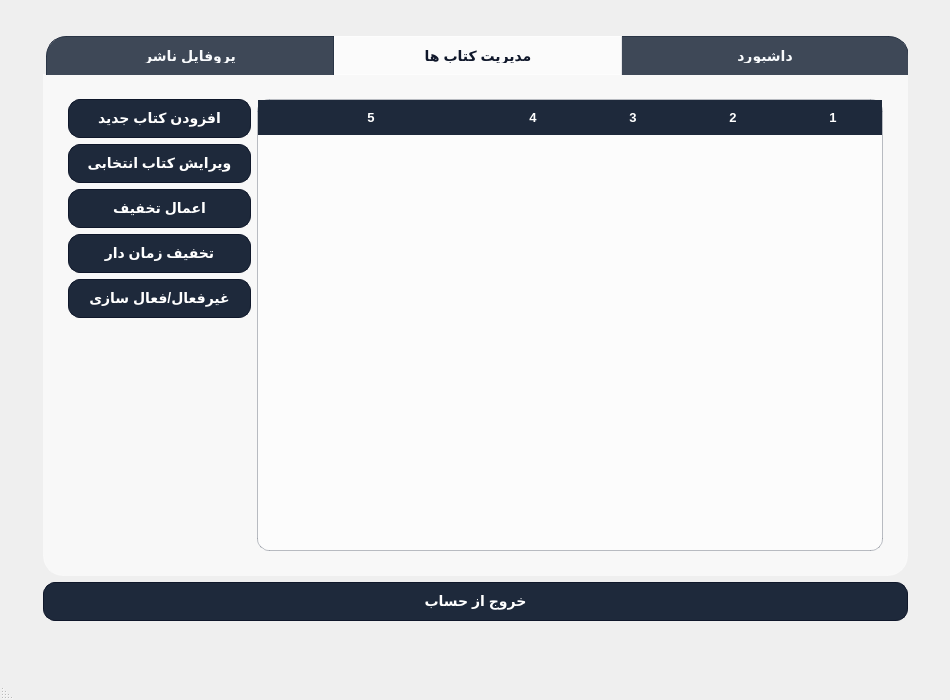
This is client/publishermainwindow.ui in afkhamis1386-afk/bookCLUB_Project as Qt 5 draws it before an edit. The edited form follows.
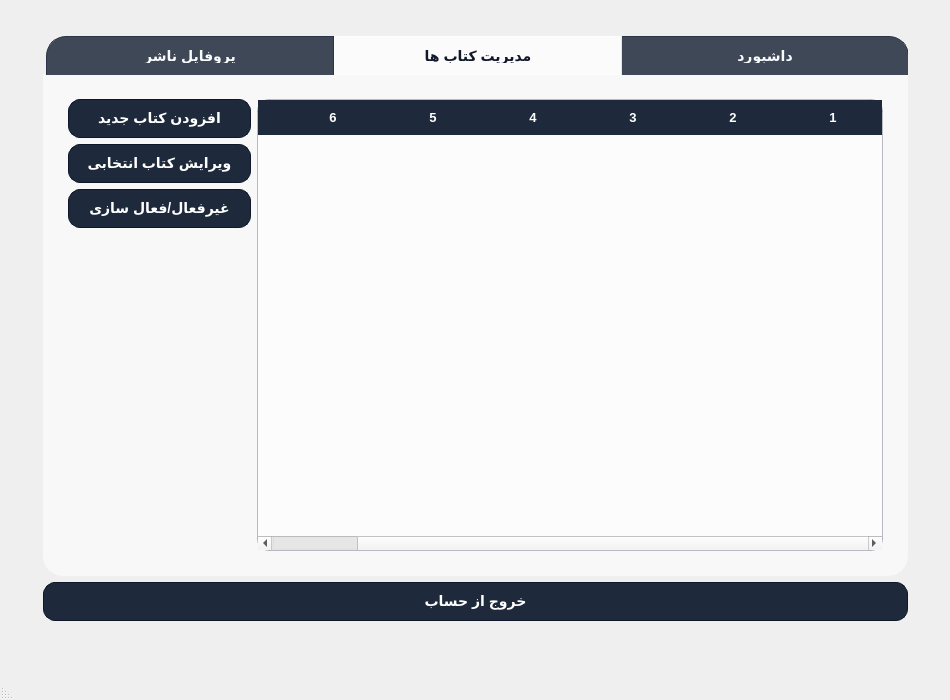
This is the edited form. The open tabs and pages were chosen to show the change. Icons and pictures are not drawn.

Commit message: editing publishermainwindow pannel

```diff
--- a/client/publishermainwindow.ui
+++ b/client/publishermainwindow.ui
@@ -246,7 +246,7 @@
         <item row="0" column="0" rowspan="6">
          <widget class="QTableWidget" name="myBooksTableWidget">
           <property name="columnCount">
-           <number>5</number>
+           <number>7</number>
           </property>
           <attribute name="horizontalHeaderStretchLastSection">
            <bool>true</bool>
@@ -256,6 +256,8 @@
           <column/>
           <column/>
           <column/>
+          <column/>
+          <column/>
          </widget>
         </item>
         <item row="0" column="1">
@@ -273,20 +275,6 @@
          </widget>
         </item>
         <item row="2" column="1">
-         <widget class="QPushButton" name="applyDiscountButton">
-          <property name="text">
-           <string>اعمال تخفیف</string>
-          </property>
-         </widget>
-        </item>
-        <item row="3" column="1">
-         <widget class="QPushButton" name="applyTimedDiscountButton">
-          <property name="text">
-           <string>تخفیف زمان دار</string>
-          </property>
-         </widget>
-        </item>
-        <item row="4" column="1">
          <widget class="QPushButton" name="toggleBookActiveButton">
           <property name="text">
            <string>غیرفعال/فعال سازی</string>
```
Left out of the diff: 16 changed lines with no effect on the pictures. The commit also changes 1 other file.
